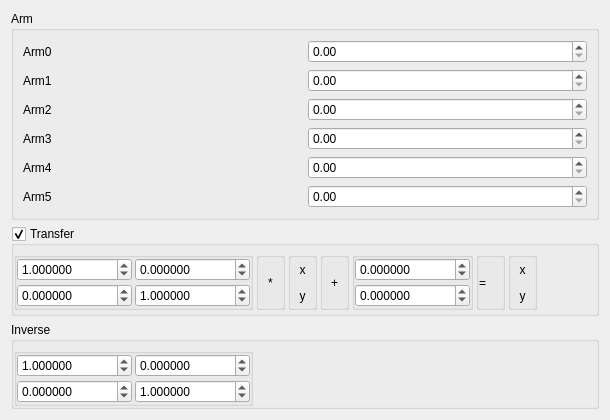
First picture: the form in source/wnd/ui/h2config.ui, repository ww4u/megarobostudio, before the edit.
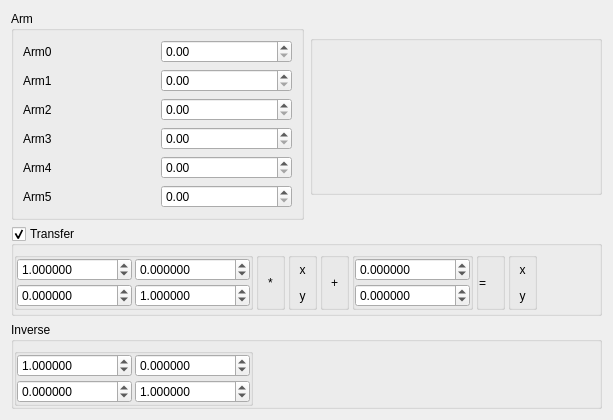
Second picture: the form after the edit. Icons and pictures are not drawn.

What changed in the file:
```diff
--- a/source/wnd/ui/h2config.ui
+++ b/source/wnd/ui/h2config.ui
@@ -6,8 +6,8 @@
    <rect>
     <x>0</x>
     <y>0</y>
-    <width>610</width>
-    <height>396</height>
+    <width>613</width>
+    <height>379</height>
    </rect>
   </property>
   <property name="windowTitle">
@@ -16,6 +16,12 @@
   <layout class="QGridLayout" name="gridLayout_5">
    <item row="0" column="0">
     <widget class="QGroupBox" name="groupBox">
+     <property name="sizePolicy">
+      <sizepolicy hsizetype="Preferred" vsizetype="Preferred">
+       <horstretch>1</horstretch>
+       <verstretch>0</verstretch>
+      </sizepolicy>
+     </property>
      <property name="title">
       <string>Arm</string>
      </property>
@@ -107,7 +113,41 @@
      </layout>
     </widget>
    </item>
-   <item row="1" column="0">
+   <item row="0" column="1">
+    <widget class="QGroupBox" name="groupBox_2">
+     <property name="sizePolicy">
+      <sizepolicy hsizetype="Preferred" vsizetype="Preferred">
+       <horstretch>1</horstretch>
+       <verstretch>0</verstretch>
+      </sizepolicy>
+     </property>
+     <property name="maximumSize">
+      <size>
+       <width>320</width>
+       <height>160</height>
+      </size>
+     </property>
+     <property name="title">
+      <string/>
+     </property>
+     <layout class="QVBoxLayout" name="verticalLayout_6">
+      <item>
+       <widget class="QLabel" name="label_14">
+        <property name="text">
+         <string/>
+        </property>
+        <property name="pixmap">
+         <pixmap resource="../res/res.qrc">:/res/image/h2arch.png</pixmap>
+        </property>
+        <property name="scaledContents">
+         <bool>true</bool>
+        </property>
+       </widget>
+      </item>
+     </layout>
+    </widget>
+   </item>
+   <item row="1" column="0" colspan="2">
     <widget class="QGroupBox" name="gpTransfer">
      <property name="title">
       <string>Transfer</string>
@@ -466,7 +506,7 @@
      </layout>
     </widget>
    </item>
-   <item row="2" column="0">
+   <item row="2" column="0" colspan="2">
     <widget class="QGroupBox" name="groupBox_11">
      <property name="title">
       <string>Inverse</string>
```
Left out of the diff: 30 changed lines with no effect on the pictures.
